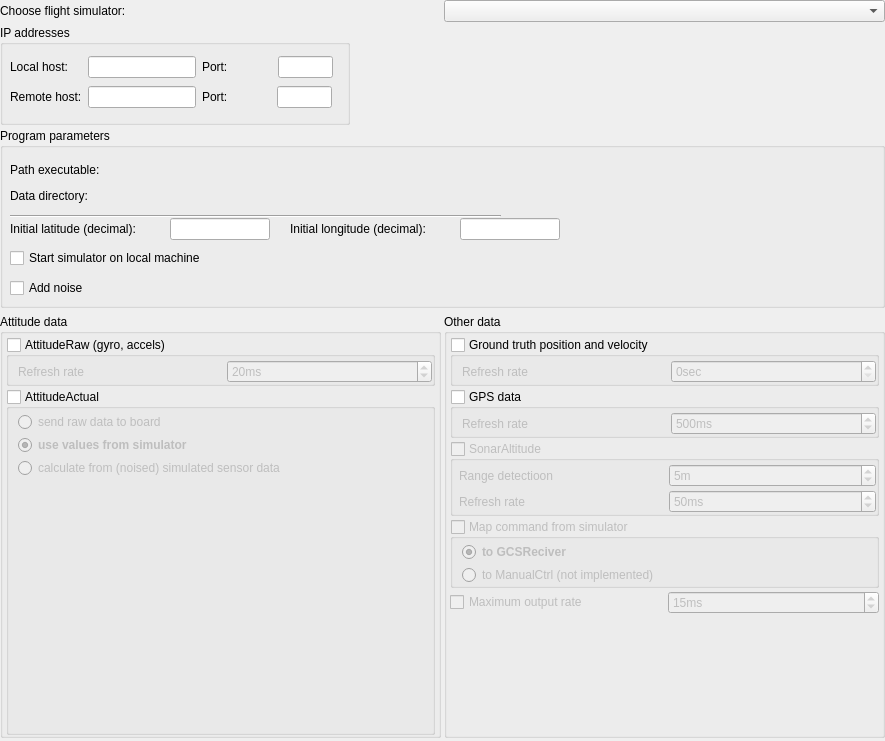
Qt form ground/openpilotgcs/src/plugins/hitlnew/hitloptionspage.ui (openpilot/OpenPilot) before a commit.
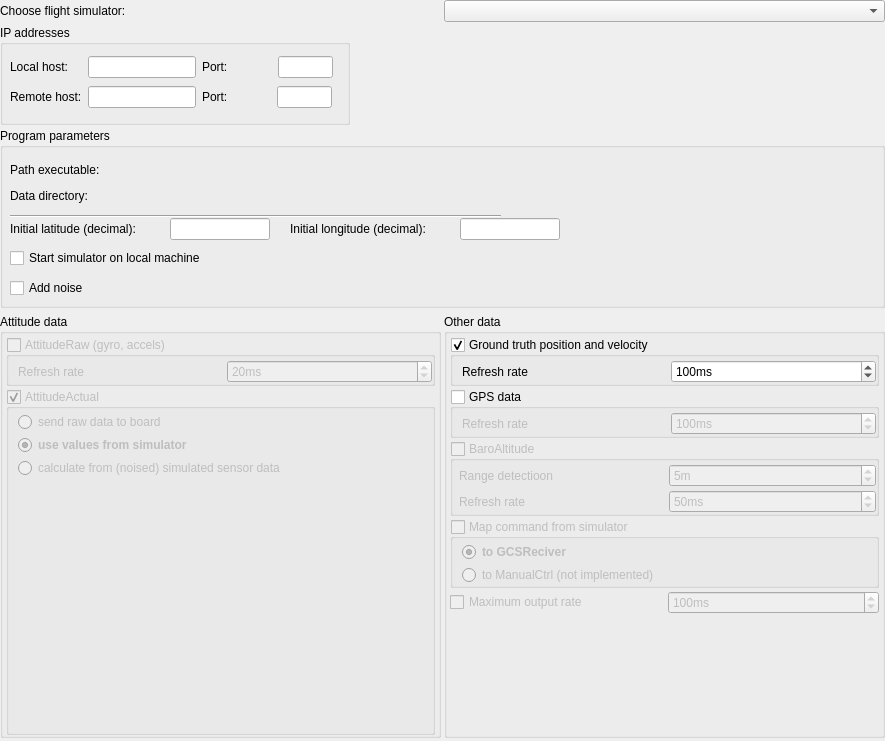
The same form after that commit. Custom widgets are drawn as their Qt base class.

Patch:
```diff
--- a/ground/openpilotgcs/src/plugins/hitlnew/hitloptionspage.ui
+++ b/ground/openpilotgcs/src/plugins/hitlnew/hitloptionspage.ui
@@ -492,6 +492,9 @@
         </property>
         <item>
          <widget class="QGroupBox" name="attRawCheckbox">
+          <property name="enabled">
+           <bool>false</bool>
+          </property>
           <property name="title">
            <string>AttitudeRaw (gyro, accels)</string>
           </property>
@@ -548,6 +551,9 @@
         </item>
         <item>
          <widget class="QGroupBox" name="attActualCheckbox">
+          <property name="enabled">
+           <bool>false</bool>
+          </property>
           <property name="title">
            <string>AttitudeActual</string>
           </property>
@@ -558,7 +564,7 @@
            <bool>true</bool>
           </property>
           <property name="checked">
-           <bool>false</bool>
+           <bool>true</bool>
           </property>
           <layout class="QVBoxLayout" name="verticalLayout_4">
            <property name="spacing">
@@ -667,7 +673,7 @@
            <bool>true</bool>
           </property>
           <property name="checked">
-           <bool>false</bool>
+           <bool>true</bool>
           </property>
           <layout class="QHBoxLayout" name="horizontalLayout_2">
            <property name="spacing">
@@ -692,16 +698,25 @@
            <item>
             <widget class="QSpinBox" name="groundTruthRateSpinbox">
              <property name="enabled">
-              <bool>false</bool>
+              <bool>true</bool>
              </property>
              <property name="toolTip">
               <string>0 - update once, or every N seconds</string>
              </property>
              <property name="suffix">
-              <string>sec</string>
+              <string>ms</string>
+             </property>
+             <property name="minimum">
+              <number>1</number>
              </property>
              <property name="maximum">
-              <number>10</number>
+              <number>5000</number>
+             </property>
+             <property name="singleStep">
+              <number>100</number>
+             </property>
+             <property name="value">
+              <number>100</number>
              </property>
             </widget>
            </item>
@@ -745,19 +760,25 @@
            <item>
             <widget class="QSpinBox" name="gpsPosRateSpinbox">
              <property name="enabled">
-              <bool>false</bool>
+              <bool>true</bool>
+             </property>
+             <property name="toolTip">
+              <string>0 - update once, or every N seconds</string>
              </property>
              <property name="suffix">
               <string>ms</string>
              </property>
              <property name="minimum">
-              <number>100</number>
+              <number>1</number>
              </property>
              <property name="maximum">
-              <number>2000</number>
+              <number>5000</number>
+             </property>
+             <property name="singleStep">
+              <number>100</number>
              </property>
              <property name="value">
-              <number>500</number>
+              <number>100</number>
              </property>
             </widget>
            </item>
@@ -770,7 +791,7 @@
            <bool>false</bool>
           </property>
           <property name="title">
-           <string>SonarAltitude</string>
+           <string>BaroAltitude</string>
           </property>
           <property name="flat">
            <bool>true</bool>
@@ -939,13 +960,13 @@
              <number>10</number>
             </property>
             <property name="maximum">
-             <number>100</number>
+             <number>500</number>
             </property>
             <property name="singleStep">
              <number>5</number>
             </property>
             <property name="value">
-             <number>15</number>
+             <number>100</number>
             </property>
            </widget>
           </item>
```
Left out of the diff: 23 changed lines with no effect on the pictures.
